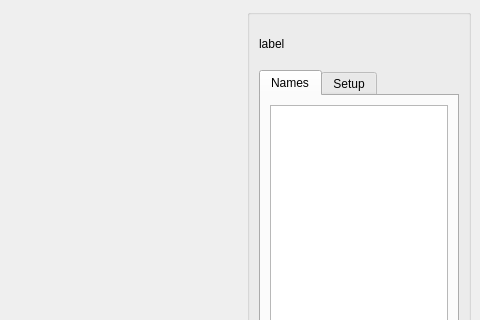
Old version of the form Timer_Window.ui in the repository StefanHol/Analog_PyQt_Timer; both pictures show x 350 to 830 and y 0 to 320 of the 830 by 502 pixel window.
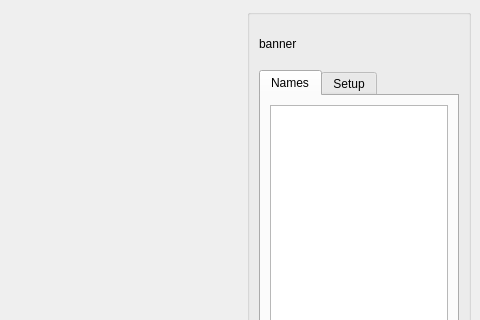
New version of the form. Custom widgets are drawn as their Qt base class.

```diff
--- a/Timer_Window.ui
+++ b/Timer_Window.ui
@@ -107,7 +107,7 @@
             </size>
            </property>
            <property name="text">
-            <string>label</string>
+            <string>banner</string>
            </property>
           </widget>
          </item>
```
Left out of the diff: 2 changed lines with no effect on the pictures.
